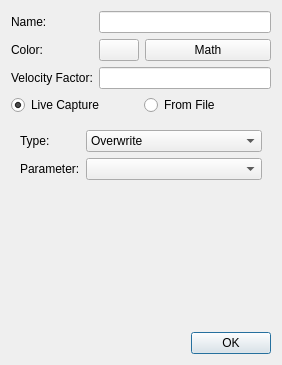
First picture: the form in Software/PC_Application/Traces/traceeditdialog.ui, repository jankae/LibreVNA, before the edit.
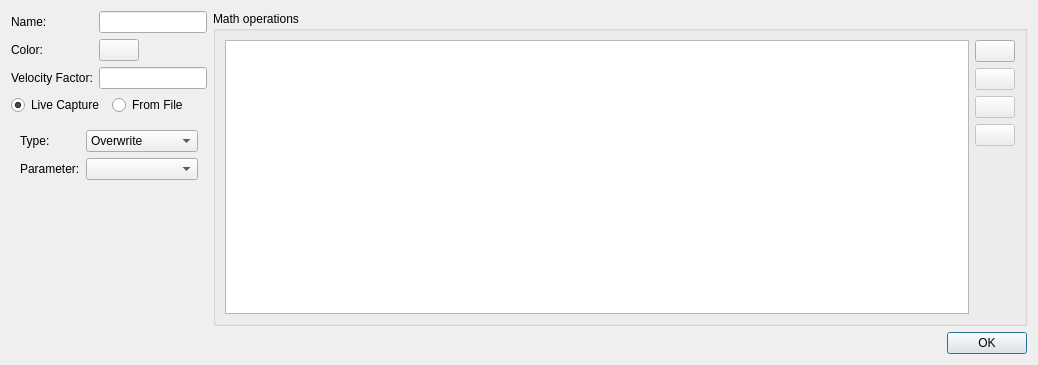
Second picture: the form after the edit. Icons and pictures are not drawn. Custom widgets are drawn as their Qt base class.

Commit message: Math edit window consolidated with trace edit window

```diff
--- a/Software/PC_Application/Traces/traceeditdialog.ui
+++ b/Software/PC_Application/Traces/traceeditdialog.ui
@@ -9,7 +9,7 @@
    <rect>
     <x>0</x>
     <y>0</y>
-    <width>282</width>
+    <width>1038</width>
     <height>365</height>
    </rect>
   </property>
@@ -19,7 +19,11 @@
   <property name="modal">
    <bool>true</bool>
   </property>
-  <layout class="QVBoxLayout" name="verticalLayout">
+  <layout class="QVBoxLayout" name="verticalLayout_5">
+   <item>
+    <layout class="QHBoxLayout" name="horizontalLayout_5" stretch="0,1">
+     <item>
+      <layout class="QVBoxLayout" name="verticalLayout_4">
    <item>
     <layout class="QFormLayout" name="formLayout">
      <item row="0" column="0">
@@ -55,11 +59,17 @@
         </widget>
        </item>
        <item>
-        <widget class="QPushButton" name="mathSetup">
-         <property name="text">
-          <string>Math</string>
-         </property>
-        </widget>
+            <spacer name="horizontalSpacer">
+             <property name="orientation">
+              <enum>Qt::Horizontal</enum>
+             </property>
+             <property name="sizeHint" stdset="0">
+              <size>
+               <width>40</width>
+               <height>20</height>
+              </size>
+             </property>
+            </spacer>
        </item>
       </layout>
      </item>
@@ -170,6 +180,151 @@
      </widget>
     </widget>
    </item>
+      </layout>
+     </item>
+     <item>
+      <widget class="QGroupBox" name="groupBox">
+       <property name="title">
+        <string>Math operations</string>
+       </property>
+       <layout class="QVBoxLayout" name="verticalLayout_3">
+        <item>
+         <layout class="QHBoxLayout" name="horizontalLayout_4">
+          <item>
+           <widget class="QTableView" name="view">
+            <property name="horizontalScrollBarPolicy">
+             <enum>Qt::ScrollBarAsNeeded</enum>
+            </property>
+            <property name="dragEnabled">
+             <bool>true</bool>
+            </property>
+            <property name="dragDropMode">
+             <enum>QAbstractItemView::InternalMove</enum>
+            </property>
+            <property name="selectionMode">
+             <enum>QAbstractItemView::SingleSelection</enum>
+            </property>
+            <property name="selectionBehavior">
+             <enum>QAbstractItemView::SelectRows</enum>
+            </property>
+            <property name="showGrid">
+             <bool>false</bool>
+            </property>
+            <attribute name="horizontalHeaderMinimumSectionSize">
+             <number>20</number>
+            </attribute>
+            <attribute name="horizontalHeaderDefaultSectionSize">
+             <number>70</number>
+            </attribute>
+            <attribute name="horizontalHeaderStretchLastSection">
+             <bool>false</bool>
+            </attribute>
+            <attribute name="verticalHeaderVisible">
+             <bool>false</bool>
+            </attribute>
+           </widget>
+          </item>
+          <item>
+           <layout class="QVBoxLayout" name="verticalLayout">
+            <item>
+             <widget class="QPushButton" name="bAdd">
+              <property name="sizePolicy">
+               <sizepolicy hsizetype="Fixed" vsizetype="Fixed">
+                <horstretch>0</horstretch>
+                <verstretch>0</verstretch>
+               </sizepolicy>
+              </property>
+              <property name="toolTip">
+               <string>Add</string>
+              </property>
+              <property name="text">
+               <string/>
+              </property>
+              <property name="icon">
+               <iconset theme="list-add" resource="../icons.qrc">
+                <normaloff>:/icons/add.png</normaloff>:/icons/add.png</iconset>
+              </property>
+             </widget>
+            </item>
+            <item>
+             <widget class="QPushButton" name="bDelete">
+              <property name="enabled">
+               <bool>false</bool>
+              </property>
+              <property name="sizePolicy">
+               <sizepolicy hsizetype="Fixed" vsizetype="Fixed">
+                <horstretch>0</horstretch>
+                <verstretch>0</verstretch>
+               </sizepolicy>
+              </property>
+              <property name="toolTip">
+               <string>Delete</string>
+              </property>
+              <property name="text">
+               <string/>
+              </property>
+              <property name="icon">
+               <iconset theme="list-remove" resource="../icons.qrc">
+                <normaloff>:/icons/remove.png</normaloff>:/icons/remove.png</iconset>
+              </property>
+             </widget>
+            </item>
+            <item>
+             <widget class="QPushButton" name="bMoveUp">
+              <property name="enabled">
+               <bool>false</bool>
+              </property>
+              <property name="toolTip">
+               <string>Move up</string>
+              </property>
+              <property name="text">
+               <string/>
+              </property>
+              <property name="icon">
+               <iconset theme="go-up" resource="../icons.qrc">
+                <normaloff>:/icons/up.png</normaloff>:/icons/up.png</iconset>
+              </property>
+             </widget>
+            </item>
+            <item>
+             <widget class="QPushButton" name="bMoveDown">
+              <property name="enabled">
+               <bool>false</bool>
+              </property>
+              <property name="toolTip">
+               <string>Move down</string>
+              </property>
+              <property name="text">
+               <string/>
+              </property>
+              <property name="icon">
+               <iconset theme="go-down" resource="../icons.qrc">
+                <normaloff>:/icons/down.png</normaloff>:/icons/down.png</iconset>
+              </property>
+             </widget>
+            </item>
+            <item>
+             <spacer name="verticalSpacer">
+              <property name="orientation">
+               <enum>Qt::Vertical</enum>
+              </property>
+              <property name="sizeHint" stdset="0">
+               <size>
+                <width>18</width>
+                <height>186</height>
+               </size>
+              </property>
+             </spacer>
+            </item>
+           </layout>
+          </item>
+         </layout>
+        </item>
+       </layout>
+      </widget>
+     </item>
+    </layout>
+   </item>
    <item>
     <widget class="QDialogButtonBox" name="buttonBox">
      <property name="standardButtons">
```
Left out of the diff: 4 changed lines with no effect on the pictures. Lines whose indentation alone changed are shown as unchanged. The commit also changes 10 other files.
